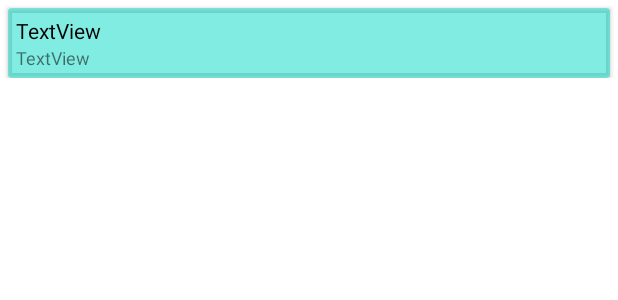
After one commit to lloppy/QR-Chemistry, an Android app: the layout user_list_item.xml on its own in the app's theme, with its tools: preview values and no code run, on a phone screen of 412 x 824 dp. The commit adds this screen. Shown: the top 300 px of the screen. Run offline under Robolectric (Android 15) with nearby library versions, the phone set to English and light mode, and no system bars; network calls fail.

Commit message:
add recyclerView, ListAdapter and User class

```diff
--- /dev/null
+++ b/app/src/main/res/layout/user_list_item.xml
@@ -0,0 +1,42 @@
+<?xml version="1.0" encoding="utf-8"?>
+<androidx.constraintlayout.widget.ConstraintLayout xmlns:android="http://schemas.android.com/apk/res/android"
+    xmlns:app="http://schemas.android.com/apk/res-auto"
+    xmlns:tools="http://schemas.android.com/tools"
+    android:layout_width="match_parent"
+    android:layout_height="wrap_content">
+
+    <androidx.cardview.widget.CardView
+        android:layout_width="0dp"
+        android:layout_height="wrap_content"
+        android:layout_marginStart="5dp"
+        android:layout_marginTop="5dp"
+        android:layout_marginEnd="5dp"
+        android:backgroundTint="@color/teal_201"
+        app:layout_constraintBottom_toBottomOf="parent"
+        app:layout_constraintEnd_toEndOf="parent"
+        app:layout_constraintStart_toStartOf="parent"
+        app:layout_constraintTop_toTopOf="parent"
+        app:layout_constraintVertical_bias="0.0">
+
+        <LinearLayout
+            android:layout_width="match_parent"
+            android:layout_height="match_parent"
+            android:orientation="vertical"
+            android:padding="5dp">
+
+            <TextView
+                android:id="@+id/message"
+                android:layout_width="match_parent"
+                android:layout_height="wrap_content"
+                android:text="TextView"
+                android:textColor="#000000" />
+
+            <TextView
+                android:id="@+id/user_name"
+                android:layout_width="match_parent"
+                android:layout_height="wrap_content"
+                android:text="TextView"
+                android:textSize="12sp" />
+        </LinearLayout>
+    </androidx.cardview.widget.CardView>
+</androidx.constraintlayout.widget.ConstraintLayout>
--- a/app/src/main/res/values/colors.xml
+++ b/app/src/main/res/values/colors.xml
@@ -4,6 +4,7 @@
     <color name="purple_500">#FF6200EE</color>
     <color name="purple_700">#FF3700B3</color>
     <color name="teal_200">#FF03DAC5</color>
+    <color name="teal_201">#8003DAC5</color>
     <color name="teal_700">#FF018786</color>
     <color name="black">#FF000000</color>
     <color name="white">#FFFFFFFF</color>
```
Also changed, not shown: app/src/main/java/com/example/shibarichat/MainActivity.kt (+15 -4 lines), app/src/main/java/com/example/shibarichat/User.kt (added, +8 -0 lines), app/src/main/java/com/example/shibarichat/UserAdapter.kt (added, +44 -0 lines), app/src/main/res/layout/activity_main.xml (+11 -11 lines).
